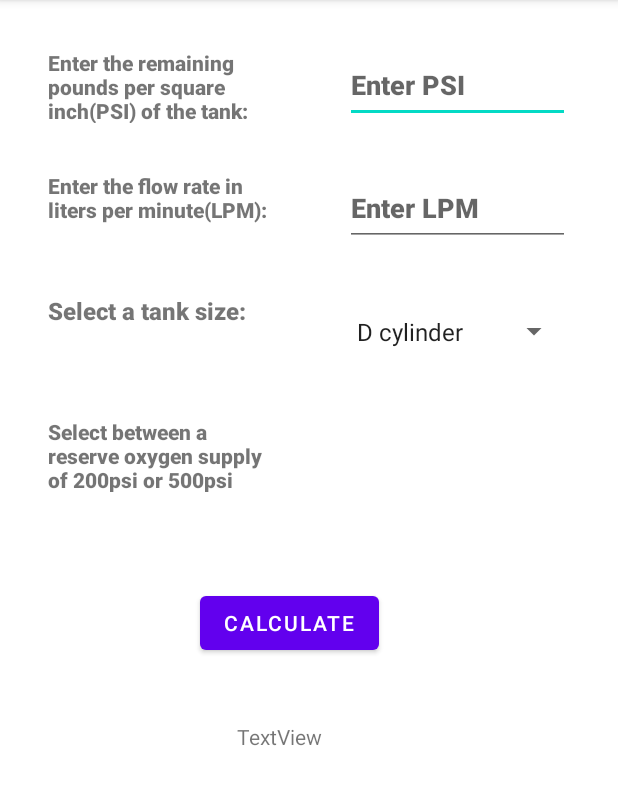
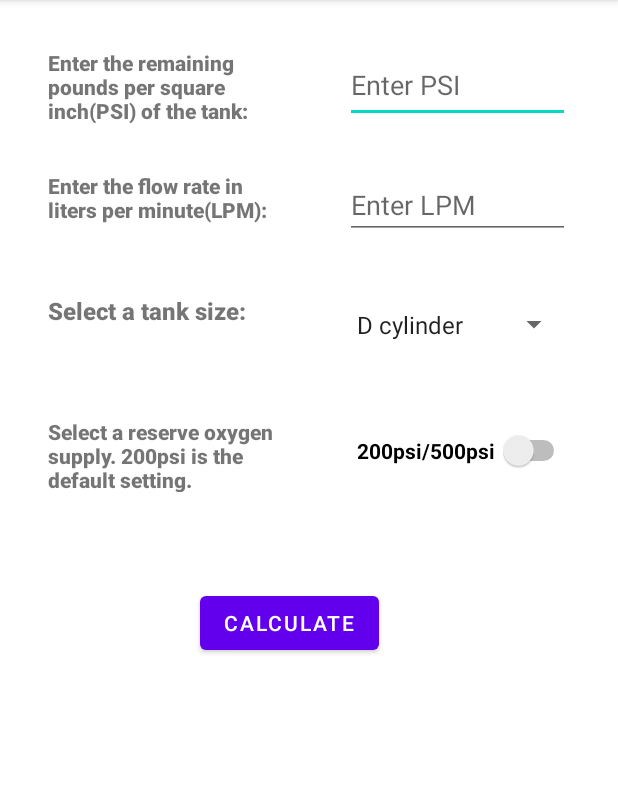
Before and after one commit to DerrickHaman/JumpBagPlus, an Android app: the screen it shows after launch (MainActivity), after a tap on "CALCULATE", on a phone screen of 412 x 824 dp, the part 84-889 px from its top. Run offline under Robolectric (Android 15) with nearby library versions, the phone set to English and light mode, and no system bars.

Commit message:
Changed TextViews to number based for data validation. Added formula to algorithm. Added switch to select reserve safe pressure.

```diff
--- a/app/src/main/java/net/androidbootcamp/jumpbagplus/MainActivity.kt
+++ b/app/src/main/java/net/androidbootcamp/jumpbagplus/MainActivity.kt
@@ -9,25 +9,27 @@ import android.widget.*
 
 class MainActivity : AppCompatActivity() {
 
+    // store input from PSI and LPM text boxes
     private lateinit var psi : EditText
     private lateinit var lpm : EditText
+    internal lateinit var btnSwitch : Switch
 
     override fun onCreate(savedInstanceState: Bundle?) {
         super.onCreate(savedInstanceState)
         setContentView(R.layout.activity_main)
 
-        //access items from Strings.xml array
+        // store switch choice
+        var reserveOx = 200
+        //access data from Strings.xml array
         val tanks = resources.getStringArray(R.array.tankSizeArray)
-        // access input for PSI
-        //var psi : EditText? = null
-        // access input for LPM
-        //var lpm : EditText? = null
         //create button
         val calcBtn = findViewById<Button>(R.id.btn_calculate)
         //create variable to store data from spinner
         var spinnerResult = ""
         //access the spinner
         val spinner = findViewById<Spinner>(R.id.spTankSize)
+        //access textView for result
+        val resultText = findViewById<TextView>(R.id.txt_solution)
 
         //check the spinner
         if (spinner != null) {
@@ -45,51 +47,111 @@ class MainActivity : AppCompatActivity() {
                 }
 
                 override fun onNothingSelected(p0: AdapterView<*>?) {
-                    TODO("Not yet implemented")
+                    // This function is intentionally empty because the spinner always has a selection
                 }
 
             }
 
         }
 
+        //create switch listener
+        btnSwitch = findViewById(R.id.reserveOxSwitch)
+        btnSwitch.setOnClickListener {
+            reserveOx = if (btnSwitch.isChecked) {
+                500
+            } else {
+                200
+            }
+        }
+
+
+
         //create button click listener
         calcBtn.setOnClickListener {
 
-            //check that spinner data is being stored for use
-            //Toast.makeText(this, spinnerResult, Toast.LENGTH_SHORT).show()
+            psi = findViewById(R.id.text_input_PSI)
+            lpm = findViewById(R.id.text_input_LPM)
+            val psiInt = psi.text
+            val lpmInt = lpm.text
+            var timeRemaining = 0f
+            var conversionRate = 0f
+            var cylinderPressure = 0f
+            var flowRate = 0f
 
-            psi = findViewById<EditText?>(R.id.text_input_PSI)
-            lpm = findViewById(R.id.text_input_LPM)
-            val psiString = psi.text.toString()
-            val psiInt = psiString.toIntOrNull()
-            val lpmString = lpm.text.toString()
-            val lpmInt = lpmString.toIntOrNull()
-
-            //check to make sure psi is not null before performing calculation
-            if (psiString.isEmpty()) {
+            //check to make sure psi and lpm are not null and are integers
+            if (psiInt.isEmpty()) {
                 Toast.makeText(this, "Please enter a PSI.", Toast.LENGTH_SHORT).show()
-            } else if (psiInt is Int) {
-                //check to make sure lpm is not null
-                if (lpmString.isEmpty()) {
+            } else if (lpmInt.isEmpty()) {
                     Toast.makeText(this, "Please enter a LPM.", Toast.LENGTH_SHORT).show()
-                } else if (lpmInt is Int) {
+                } else {
                     try {
                         //switch statement for oxygen algorithm
                         when (spinnerResult) {
                             "D cylinder" -> {
-                                Toast.makeText(this, psiString, Toast.LENGTH_SHORT).show()
+                                // (Current Cylinder Pressure × Conversion factor) /Flow (L/min) =
+                                // Duration of flow (min).
+                                conversionRate = 0.16f
+                                cylinderPressure = psiInt.toString().toFloat() - reserveOx
+                                flowRate = lpmInt.toString().toFloat()
+                                cylinderPressure = cylinderPressure * conversionRate
+                                timeRemaining = cylinderPressure / flowRate
+
+                                resultText.setVisibility(View.VISIBLE)
+                                resultText.setText("You have " + timeRemaining.toInt().toString() + " minutes remaining.")
+
+
                             }
                             "E cylinder" -> {
-                                Toast.makeText(this, spinnerResult, Toast.LENGTH_SHORT).show()
+                                // (Current Cylinder Pressure × Conversion factor) /Flow (L/min) =
+                                // Duration of flow (min).
+                                conversionRate = 0.28f
+                                cylinderPressure = psiInt.toString().toFloat() - reserveOx
+                                flowRate = lpmInt.toString().toFloat()
+                                cylinderPressure = cylinderPressure * conversionRate
+                                timeRemaining = cylinderPressure / flowRate
+
+                                resultText.setVisibility(View.VISIBLE)
+                                resultText.setText("You have " + timeRemaining.toInt().toString() + " minutes remaining.")
+
                             }
                             "M cylinder" -> {
-                                Toast.makeText(this, spinnerResult, Toast.LENGTH_SHORT).show()
+                                // (Current Cylinder Pressure × Conversion factor) /Flow (L/min) =
+                                // Duration of flow (min).
+                                conversionRate = 1.56f
+                                cylinderPressure = psiInt.toString().toFloat() - reserveOx
+                                flowRate = lpmInt.toString().toFloat()
+                                cylinderPressure = cylinderPressure * conversionRate
+                                timeRemaining = cylinderPressure / flowRate
+
+                                resultText.setVisibility(View.VISIBLE)
+                                resultText.setText("You have " + timeRemaining.toInt().toString() + " minutes remaining.")
+
                             }
                             "G cylinder" -> {
-                                Toast.makeText(this, spinnerResult, Toast.LENGTH_SHORT).show()
+                                // (Current Cylinder Pressure × Conversion factor) /Flow (L/min) =
+                                // Duration of flow (min).
+                                conversionRate = 2.41f
+                                cylinderPressure = psiInt.toString().toFloat() - reserveOx
+                                flowRate = lpmInt.toString().toFloat()
+                                cylinderPressure = cylinderPressure * conversionRate
+                                timeRemaining = cylinderPressure / flowRate
+
+                                resultText.setVisibility(View.VISIBLE)
+                                resultText.setText("You have " + timeRemaining.toInt().toString() + " minutes remaining.")
+
                             }
                             "H/K cylinder" -> {
-                                Toast.makeText(this, spinnerResult, Toast.LENGTH_SHORT).show()
+                                // (Current Cylinder Pressure × Conversion factor) /Flow (L/min) =
+                                // Duration of flow (min).
+                                conversionRate = 3.14f
+                                cylinderPressure = psiInt.toString().toFloat() - reserveOx
+                                flowRate = lpmInt.toString().toFloat()
+                                cylinderPressure = cylinderPressure * conversionRate
+                                timeRemaining = cylinderPressure / flowRate
+
+                                resultText.setVisibility(View.VISIBLE)
+                                resultText.setText("You have " + timeRemaining.toInt().toString() + " minutes remaining.")
+
                             }
                             else -> {
                                 Toast.makeText(this,"No tank size was selected.",Toast.LENGTH_SHORT).show()
@@ -99,12 +161,7 @@ class MainActivity : AppCompatActivity() {
                             Toast.LENGTH_SHORT
                         ).show()
                     }
-                } else {
-                    Toast.makeText(this, "Please enter a valid number for LPM.", Toast.LENGTH_SHORT).show()
                 }
-            } else {
-            Toast.makeText(this, "Please enter a valid number for PSI.", Toast.LENGTH_SHORT).show()
-            }
         }
     }
 }
--- a/app/src/main/res/layout/activity_main.xml
+++ b/app/src/main/res/layout/activity_main.xml
@@ -5,7 +5,8 @@
     xmlns:tools="http://schemas.android.com/tools"
     android:layout_width="match_parent"
     android:layout_height="match_parent"
-    tools:context=".MainActivity">
+    tools:context=".MainActivity"
+    tools:visibility="visible">
 
     <TextView
         android:id="@+id/txt_switch_lbl"
@@ -19,30 +20,6 @@
         android:textSize="14sp"
         app:layout_constraintStart_toStartOf="parent"
         app:layout_constraintTop_toBottomOf="@+id/txt_spinner_lbl" />
-
-    <com.google.android.material.textfield.TextInputEditText
-        android:id="@+id/text_input_PSI"
-        android:layout_width="150dp"
-        android:layout_height="50dp"
-        android:layout_marginTop="32dp"
-        android:layout_marginEnd="32dp"
-        android:fontFamily="sans-serif-black"
-        android:hint="@string/psi_hint"
-        android:minHeight="48dp"
-        app:layout_constraintEnd_toEndOf="parent"
-        app:layout_constraintTop_toTopOf="parent" />
-
-    <com.google.android.material.textfield.TextInputEditText
-        android:id="@+id/text_input_LPM"
-        android:layout_width="150dp"
-        android:layout_height="50dp"
-        android:layout_marginTop="32dp"
-        android:layout_marginEnd="32dp"
-        android:fontFamily="sans-serif-black"
-        android:hint="@string/lpm_hint"
-        android:minHeight="48dp"
-        app:layout_constraintEnd_toEndOf="parent"
-        app:layout_constraintTop_toBottomOf="@+id/text_input_PSI" />
 
     <Spinner
         android:id="@+id/spTankSize"
@@ -59,10 +36,12 @@
         android:id="@+id/txt_solution"
         android:layout_width="wrap_content"
         android:layout_height="wrap_content"
-        android:layout_marginStart="158dp"
+        android:layout_marginStart="32dp"
         android:layout_marginTop="42dp"
         android:text="TextView"
-        android:visibility="visible"
+        android:textSize="24sp"
+        android:textStyle="bold"
+        android:visibility="invisible"
         app:layout_constraintStart_toStartOf="parent"
         app:layout_constraintTop_toBottomOf="@+id/btn_calculate" />
 
@@ -72,7 +51,7 @@
         android:layout_height="wrap_content"
         android:layout_marginStart="133dp"
         android:layout_marginTop="145dp"
-        android:text="Calculate"
+        android:text="@string/CalcBtn"
         app:layout_constraintStart_toStartOf="parent"
         app:layout_constraintTop_toBottomOf="@+id/txt_spinner_lbl" />
 
@@ -111,5 +90,43 @@
         app:layout_constraintStart_toStartOf="parent"
         app:layout_constraintTop_toBottomOf="@+id/txt_lpm_lbl" />
 
+    <EditText
+        android:id="@+id/text_input_PSI"
+        android:layout_width="150dp"
+        android:layout_height="50dp"
+        android:layout_marginTop="32dp"
+        android:layout_marginEnd="32dp"
+        android:ems="10"
+        android:hint="@string/psi_hint"
+        android:inputType="number"
+        app:layout_constraintEnd_toEndOf="parent"
+        app:layout_constraintTop_toTopOf="parent" />
+
+    <EditText
+        android:id="@+id/text_input_LPM"
+        android:layout_width="150dp"
+        android:layout_height="wrap_content"
+        android:layout_marginTop="32dp"
+        android:layout_marginEnd="32dp"
+        android:ems="10"
+        android:hint="@string/lpm_hint"
+        android:inputType="number"
+        app:layout_constraintEnd_toEndOf="parent"
+        app:layout_constraintTop_toBottomOf="@+id/text_input_PSI" />
+
+    <Switch
+        android:id="@+id/reserveOxSwitch"
+        android:layout_width="wrap_content"
+        android:layout_height="wrap_content"
+        android:layout_marginTop="45dp"
+        android:layout_marginEnd="32dp"
+        android:switchPadding="2dp"
+        android:text="@string/switch_label"
+        android:textAlignment="viewStart"
+        android:textSize="14sp"
+        android:textStyle="bold"
+        app:layout_constraintEnd_toEndOf="parent"
+        app:layout_constraintTop_toBottomOf="@+id/spTankSize" />
+
 
 </androidx.constraintlayout.widget.ConstraintLayout>
--- a/app/src/main/res/values/strings.xml
+++ b/app/src/main/res/values/strings.xml
@@ -2,6 +2,8 @@
     <string name="app_name">JumpBagPlus</string>
     <string name="psi_instruction">Enter the remaining pounds per square inch(PSI) of the tank:</string>
     <string name="psi_hint">Enter PSI</string>
+    <string name="switch_label">200psi/500psi</string>
+    <string name="CalcBtn">Calculate</string>
     <string name="lpm_instruction">Enter the flow rate in liters per minute(LPM):</string>
     <string name="lpm_hint">Enter LPM</string>
     <string name="tankSize_instruction">Select a tank size:</string>
@@ -12,5 +14,5 @@
         <item>G cylinder</item>
         <item>H/K cylinder</item>
     </string-array>
-    <string name="switch_instruction">Select between a reserve oxygen supply of 200psi or 500psi</string>
+    <string name="switch_instruction">Select a reserve oxygen supply. 200psi is the default setting.</string>
 </resources>
```
